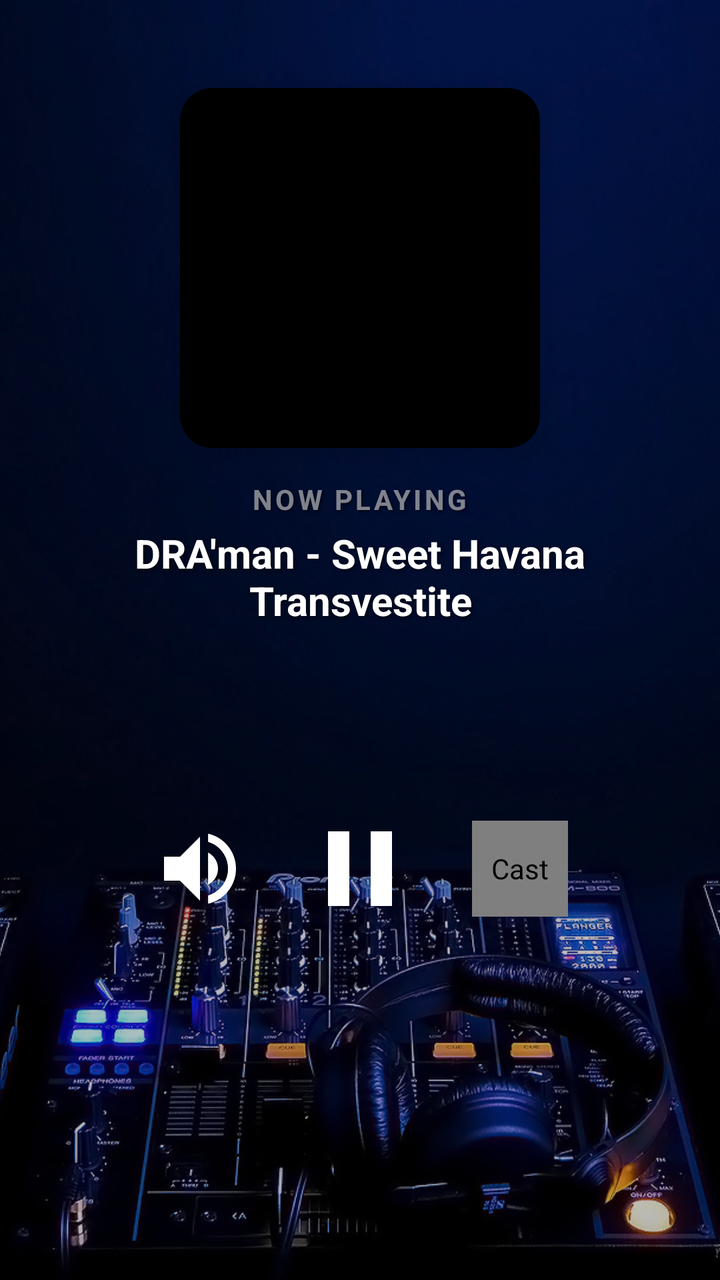
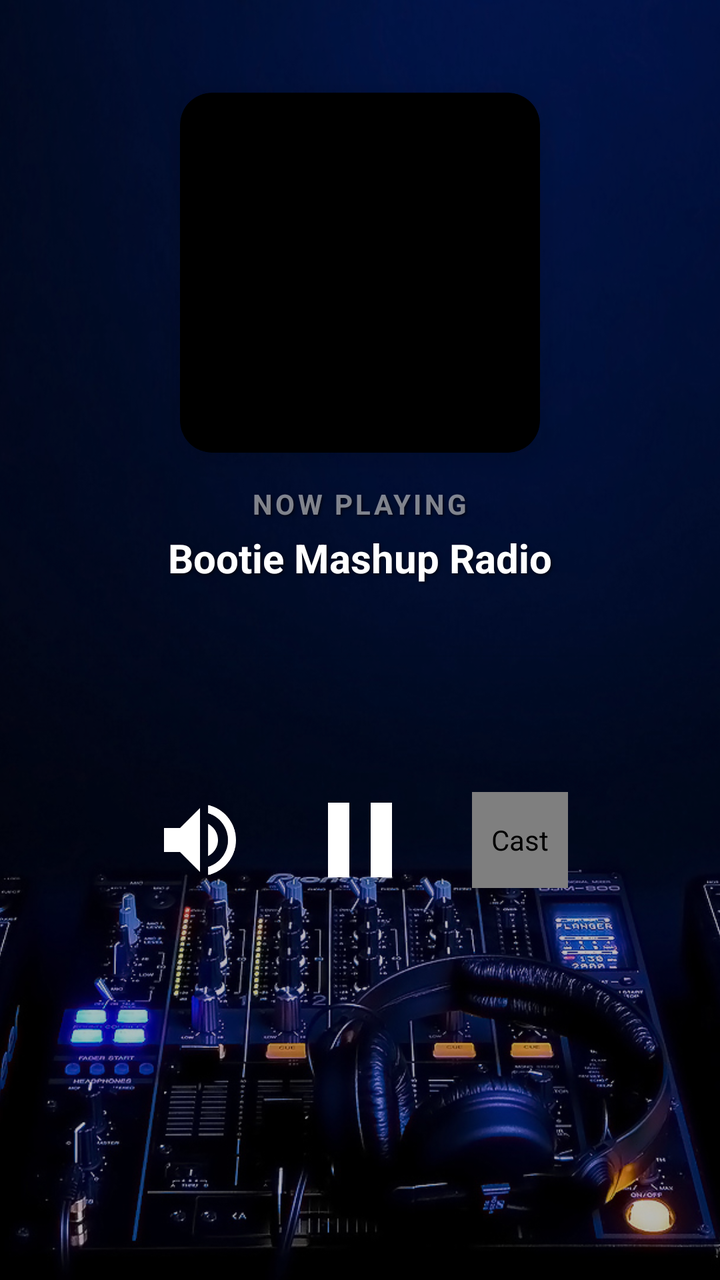

The first picture is an Android layout as it rendered before a commit; the second is the same layout after the commit. The layout source and the unified diff follow.
<!-- AndroidManifest.xml: application theme Theme.BootieMashupRadio -->
<!-- res/layout/activity_main.xml -->
<?xml version="1.0" encoding="utf-8"?>
<androidx.constraintlayout.widget.ConstraintLayout xmlns:android="http://schemas.android.com/apk/res/android"
    xmlns:app="http://schemas.android.com/apk/res-auto"
    xmlns:tools="http://schemas.android.com/tools"
    android:layout_width="match_parent"
    android:layout_height="match_parent"
    android:id="@+id/rootView"
    tools:context=".MainActivity">

    
    <ImageView
        android:id="@+id/ivBackground"
        android:layout_width="0dp"
        android:layout_height="0dp"
        android:src="@drawable/background"
        android:scaleType="centerCrop"
        app:layout_constraintTop_toTopOf="parent"
        app:layout_constraintBottom_toBottomOf="parent"
        app:layout_constraintStart_toStartOf="parent"
        app:layout_constraintEnd_toEndOf="parent" />

    
    <View
        android:layout_width="0dp"
        android:layout_height="0dp"
        android:background="#40000000"
        app:layout_constraintTop_toTopOf="parent"
        app:layout_constraintBottom_toBottomOf="parent"
        app:layout_constraintStart_toStartOf="parent"
        app:layout_constraintEnd_toEndOf="parent" />

    
    <LinearLayout
        android:layout_width="match_parent"
        android:layout_height="match_parent"
        android:orientation="vertical"
        android:gravity="center_horizontal"
        android:weightSum="10"
        android:padding="24dp">

        
        <View
            android:layout_width="match_parent"
            android:layout_height="0dp"
            android:layout_weight="1" />

        
        <androidx.cardview.widget.CardView
            android:id="@+id/cvArtwork"
            android:layout_width="180dp"
            android:layout_height="180dp"
            app:cardCornerRadius="16dp"
            app:cardElevation="8dp"
            app:cardBackgroundColor="@color/black"
            android:layout_gravity="center_horizontal"
            android:layout_marginBottom="16dp">

            <ImageView
                android:id="@+id/ivArtwork"
                android:layout_width="match_parent"
                android:layout_height="match_parent"
                android:scaleType="centerCrop"
                android:src="@mipmap/ic_launcher_round" />
        </androidx.cardview.widget.CardView>

        
        <TextView
            android:id="@+id/tvNowPlayingLabel"
            android:layout_width="wrap_content"
            android:layout_height="wrap_content"
            android:text="NOW PLAYING"
            android:textColor="@color/white_translucent"
            android:textSize="14sp"
            android:textStyle="bold"
            android:letterSpacing="0.1"
            android:shadowColor="@color/text_shadow_color"
            android:shadowDx="2"
            android:shadowDy="2"
            android:shadowRadius="3"
            android:layout_marginBottom="4dp" />

        <TextView
            android:id="@+id/tvTrackTitle"
            android:layout_width="match_parent"
            android:layout_height="wrap_content"
            android:text="DRA'man - Sweet Havana Transvestite"
            android:textColor="@color/white"
            android:textSize="20sp"
            android:textStyle="bold"
            android:gravity="center"
            android:shadowColor="@color/text_shadow_color"
            android:shadowDx="2"
            android:shadowDy="2"
            android:shadowRadius="4"
            android:layout_marginLeft="16dp"
            android:layout_marginRight="16dp"
            android:layout_marginBottom="16dp" />

        
        <TextView
            android:id="@+id/tvNextTrackLabel"
            android:layout_width="wrap_content"
            android:layout_height="wrap_content"
            android:text="COMING NEXT"
            android:textColor="@color/white_translucent"
            android:textSize="14sp"
            android:textStyle="bold"
            android:letterSpacing="0.1"
            android:shadowColor="@color/text_shadow_color"
            android:shadowDx="2"
            android:shadowDy="2"
            android:shadowRadius="3"
            android:layout_marginBottom="4dp"
            android:visibility="gone" />

        <TextView
            android:id="@+id/tvNextTrack"
            android:layout_width="match_parent"
            android:layout_height="wrap_content"
            android:text=""
            android:textColor="@color/white"
            android:textSize="16sp"
            android:gravity="center"
            android:shadowColor="@color/text_shadow_color"
            android:shadowDx="2"
            android:shadowDy="2"
            android:shadowRadius="4"
            android:layout_marginLeft="16dp"
            android:layout_marginRight="16dp"
            android:layout_marginBottom="24dp"
            android:visibility="gone" />

        
        <View
            android:layout_width="match_parent"
            android:layout_height="0dp"
            android:layout_weight="3" />

        
        <LinearLayout
            android:layout_width="wrap_content"
            android:layout_height="wrap_content"
            android:orientation="horizontal"
            android:gravity="center"
            android:background="@android:color/transparent"
            android:paddingHorizontal="24dp"
            android:paddingVertical="12dp"
            android:layout_marginBottom="16dp">

            
            <ImageButton
                android:id="@+id/btnMute"
                android:layout_width="48dp"
                android:layout_height="48dp"
                android:src="@drawable/ic_volume_up_white_24dp"
                android:background="?android:attr/selectableItemBackgroundBorderless"
                android:contentDescription="Mute Audio"
                android:scaleType="fitCenter"
                android:layout_marginRight="24dp" />

            
            <ImageButton
                android:id="@+id/btnPlayPause"
                android:layout_width="64dp"
                android:layout_height="64dp"
                android:src="@drawable/ic_pause_white_24dp"
                android:background="?android:attr/selectableItemBackgroundBorderless"
                android:contentDescription="Play/Pause"
                android:scaleType="fitCenter"
                android:layout_marginRight="24dp" />

            
            <androidx.mediarouter.app.MediaRouteButton
                android:id="@+id/mediaRouteButton"
                android:layout_width="48dp"
                android:layout_height="48dp"
                android:background="?android:attr/selectableItemBackgroundBorderless"
                app:mediaRouteButtonTint="@color/white"
                android:contentDescription="Cast" />

        </LinearLayout>

    </LinearLayout>

</androidx.constraintlayout.widget.ConstraintLayout>
<!-- resources referenced by this layout -->
<resources>
  <color name="black">#FF000000</color>
  <color name="text_shadow_color">#A0000000</color>
  <color name="white">#FFFFFFFF</color>
  <color name="white_translucent">#80FFFFFF</color>
  <!-- drawable background: jpg bitmap (drawable-nodpi, 962797 bytes) -->
  <!-- drawable ic_pause_white_24dp (drawable) -->
  <vector xmlns:android="http://schemas.android.com/apk/res/android"
      android:width="24dp"
      android:height="24dp"
      android:viewportWidth="24"
      android:viewportHeight="24">
    <path
        android:fillColor="#FFFFFFFF"
        android:pathData="M6,19h4L10,5L6,5v14zM14,5v14h4L18,5h-4z"/>
  </vector>
  <!-- drawable ic_volume_up_white_24dp (drawable) -->
  <vector xmlns:android="http://schemas.android.com/apk/res/android"
      android:width="24dp"
      android:height="24dp"
      android:viewportWidth="24"
      android:viewportHeight="24">
    <path
        android:fillColor="#FFFFFFFF"
        android:pathData="M3,9v6h4l5,5L12,4L7,9L3,9zM16.5,12c0,-1.77 -1.02,-3.29 -2.5,-4.03v8.05c1.48,-0.73 2.5,-2.25 2.5,-4.02zM14,3.23v2.06c2.89,0.86 5,3.54 5,6.71s-2.11,5.85 -5,6.71v2.06c4.01,-0.91 7,-4.49 7,-8.77s-2.99,-7.86 -7,-8.77z"/>
  </vector>
  <!-- mipmap ic_launcher_round (mipmap-anydpi-v26) -->
  <?xml version="1.0" encoding="utf-8"?>
  <adaptive-icon xmlns:android="http://schemas.android.com/apk/res/android">
      <background android:drawable="@color/black" />
      <foreground android:drawable="@mipmap/ic_launcher_foreground" />
  </adaptive-icon>
  <style name="Theme.BootieMashupRadio" parent="Theme.MaterialComponents.NoActionBar">
          
          <item name="colorPrimary">@color/colorPrimary</item>
          <item name="colorPrimaryDark">@color/colorPrimaryDark</item>
          <item name="colorAccent">@color/colorAccent</item>
  
          
          <item name="android:windowBackground">@color/black</item>
          <item name="android:windowNoTitle">true</item>
          <item name="android:windowFullscreen">false</item>
      </style>
  <color name="colorPrimary">#000000</color>
  <color name="colorPrimaryDark">#000000</color>
  <color name="colorAccent">#FFFFFF</color>
</resources>

<!-- the commit's change to res/layout/activity_main.xml (unified diff, before → after) -->
@@ -83,7 +83,7 @@
             android:id="@+id/tvTrackTitle"
             android:layout_width="match_parent"
             android:layout_height="wrap_content"
-            android:text="DRA'man - Sweet Havana Transvestite"
+            android:text="Bootie Mashup Radio"
             android:textColor="@color/white"
             android:textSize="20sp"
             android:textStyle="bold"
